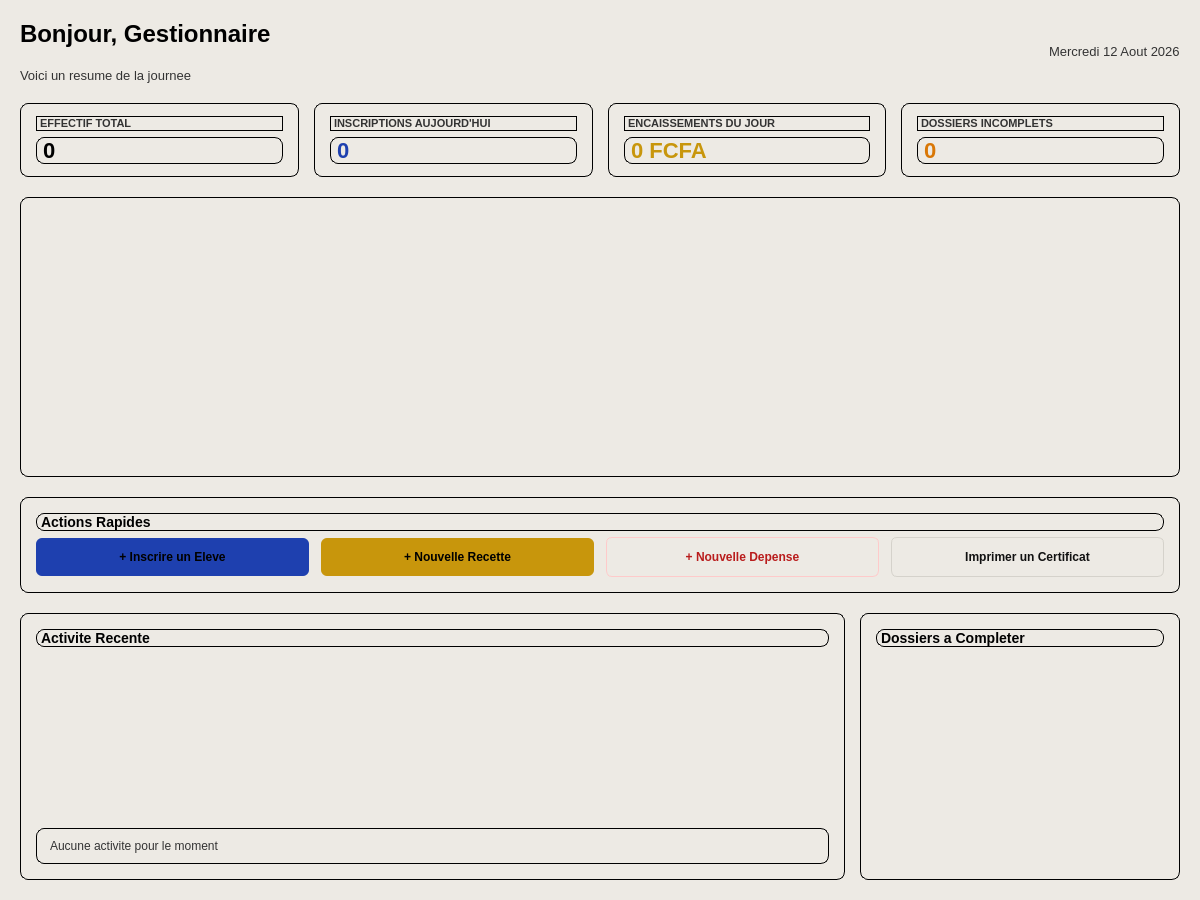
Before: the Qt Designer form ui/ui_files/dashboards/dashboard_gestionnaire.ui in laudesmassamba1-ai/Logiciel-de-gestion-scolaire, drawn with Qt 5.
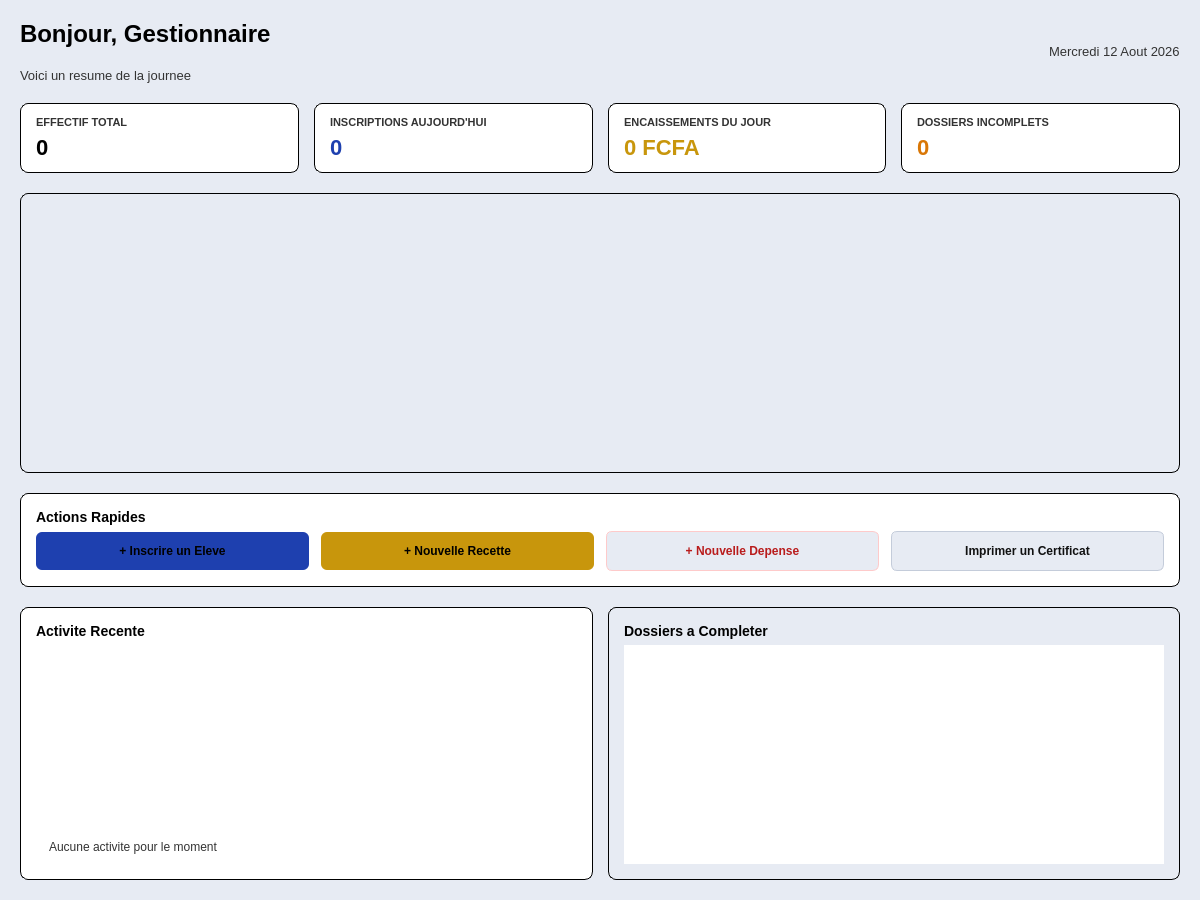
After: the same form once the commit is applied.

The edit to the form file:
```diff
--- a/ui/ui_files/dashboards/dashboard_gestionnaire.ui
+++ b/ui/ui_files/dashboards/dashboard_gestionnaire.ui
@@ -13,9 +13,7 @@
   <property name="windowTitle">
    <string>Espace Gestionnaire</string>
   </property>
-  <property name="styleSheet">
-   <string>background-color: #EDEAE4; font-family: 'Segoe UI', sans-serif;</string>
-  </property>
+<property name="styleSheet"><string>QWidget#PageGestionnaire { background-color: #E7EBF3; font-family: 'Segoe UI', sans-serif; }</string></property>
   <layout class="QVBoxLayout" name="mainLayout">
    <property name="spacing">
     <number>20</number>
@@ -90,9 +88,7 @@
      </property>
      <item>
       <widget class="QFrame" name="card_effectifs">
-       <property name="styleSheet">
-        <string>background-color: transparent; color: #000000; border: 1px solid #000000; border-radius: 8px;</string>
-       </property>
+       <property name="styleSheet"><string>QFrame#card_effectifs { background-color: #FFFFFF; color: #000000; border: 1px solid #000000; border-radius: 8px; }</string></property>
        <layout class="QVBoxLayout" name="layout_card_effectifs">
         <property name="leftMargin">
          <number>15</number>
@@ -131,9 +127,7 @@
      </item>
      <item>
       <widget class="QFrame" name="card_inscriptions_jour">
-       <property name="styleSheet">
-        <string>background-color: transparent; color: #000000; border: 1px solid #000000; border-radius: 8px;</string>
-       </property>
+       <property name="styleSheet"><string>QFrame#card_inscriptions_jour { background-color: #FFFFFF; color: #000000; border: 1px solid #000000; border-radius: 8px; }</string></property>
        <layout class="QVBoxLayout" name="layout_card_inscriptions">
         <property name="leftMargin">
          <number>15</number>
@@ -172,9 +166,7 @@
      </item>
      <item>
       <widget class="QFrame" name="card_caisse_jour">
-       <property name="styleSheet">
-        <string>background-color: transparent; color: #000000; border: 1px solid #000000; border-radius: 8px;</string>
-       </property>
+       <property name="styleSheet"><string>QFrame#card_caisse_jour { background-color: #FFFFFF; color: #000000; border: 1px solid #000000; border-radius: 8px; }</string></property>
        <layout class="QVBoxLayout" name="layout_card_caisse">
         <property name="leftMargin">
          <number>15</number>
@@ -213,9 +205,7 @@
      </item>
      <item>
       <widget class="QFrame" name="card_taches">
-       <property name="styleSheet">
-        <string>background-color: transparent; color: #000000; border: 1px solid #000000; border-radius: 8px;</string>
-       </property>
+       <property name="styleSheet"><string>QFrame#card_taches { background-color: #FFFFFF; color: #000000; border: 1px solid #000000; border-radius: 8px; }</string></property>
        <layout class="QVBoxLayout" name="layout_card_taches">
         <property name="leftMargin">
          <number>15</number>
@@ -262,9 +252,7 @@
        <height>280</height>
       </size>
      </property>
-     <property name="styleSheet">
-      <string>background-color: transparent; color: #000000; border: 1px solid #000000; border-radius: 8px;</string>
-     </property>
+<property name="styleSheet"><string>QFrame#container_chart_statuts { background-color: transparent; color: #000000; border: 1px solid #000000; border-radius: 8px; }</string></property>
      <layout class="QVBoxLayout" name="layout_chart_statuts">
       <property name="leftMargin"><number>15</number></property>
       <property name="topMargin"><number>12</number></property>
@@ -275,9 +263,7 @@
    </item>
    <item>
     <widget class="QFrame" name="card_actions_rapides">
-     <property name="styleSheet">
-      <string>background-color: transparent; color: #000000; border: 1px solid #000000; border-radius: 8px;</string>
-     </property>
+     <property name="styleSheet"><string>QFrame#card_actions_rapides { background-color: #FFFFFF; color: #000000; border: 1px solid #000000; border-radius: 8px; }</string></property>
      <layout class="QVBoxLayout" name="layout_actions_rapides">
       <property name="leftMargin">
        <number>15</number>
@@ -338,7 +324,7 @@
            <cursorShape>PointingHandCursor</cursorShape>
           </property>
           <property name="styleSheet">
-           <string>background-color: #EDEAE4; color: #B91C1C; border: 1px solid #FECACA; border-radius: 6px; padding: 12px; font-weight: bold;</string>
+           <string>background-color: #E7EBF3; color: #B91C1C; border: 1px solid #FECACA; border-radius: 6px; padding: 12px; font-weight: bold;</string>
           </property>
           <property name="text">
            <string>+ Nouvelle Depense</string>
@@ -351,7 +337,7 @@
            <cursorShape>PointingHandCursor</cursorShape>
           </property>
           <property name="styleSheet">
-           <string>background-color: #EDEAE4; color: #111111; border: 1px solid #D5D2CB; border-radius: 6px; padding: 12px; font-weight: bold;</string>
+           <string>background-color: #E7EBF3; color: #111111; border: 1px solid #C4CCDA; border-radius: 6px; padding: 12px; font-weight: bold;</string>
           </property>
           <property name="text">
            <string>Imprimer un Certificat</string>
@@ -370,9 +356,7 @@
      </property>
      <item>
       <widget class="QFrame" name="card_activite">
-       <property name="styleSheet">
-        <string>background-color: transparent; color: #000000; border: 1px solid #000000; border-radius: 8px;</string>
-       </property>
+       <property name="styleSheet"><string>QFrame#card_activite { background-color: #FFFFFF; color: #000000; border: 1px solid #000000; border-radius: 8px; }</string></property>
        <layout class="QVBoxLayout" name="layout_activite">
         <property name="leftMargin">
          <number>15</number>
@@ -398,9 +382,7 @@
         </item>
         <item>
          <widget class="QListWidget" name="list_activite_recente">
-          <property name="styleSheet">
-           <string>border: none; font-size: 13px;</string>
-          </property>
+<property name="styleSheet"><string>QListWidget#list_activite_recente { border: none; font-size: 13px; }</string></property>
          </widget>
         </item>
         <item>
@@ -423,19 +405,11 @@
       <widget class="QFrame" name="card_dossiers_incomplets">
        <property name="minimumSize">
         <size>
-         <width>320</width>
+         <width>240</width>
          <height>0</height>
         </size>
        </property>
-       <property name="maximumSize">
-        <size>
-         <width>320</width>
-         <height>16777215</height>
-        </size>
-       </property>
-       <property name="styleSheet">
-        <string>background-color: transparent; color: #000000; border: 1px solid #000000; border-radius: 8px;</string>
-       </property>
+<property name="styleSheet"><string>QFrame#card_dossiers_incomplets { background-color: transparent; color: #000000; border: 1px solid #000000; border-radius: 8px; }</string></property>
        <layout class="QVBoxLayout" name="layout_dossiers">
         <property name="leftMargin">
          <number>15</number>
@@ -461,9 +435,7 @@
         </item>
         <item>
          <widget class="QListWidget" name="list_dossiers_incomplets">
-          <property name="styleSheet">
-           <string>border: none; font-size: 13px;</string>
-          </property>
+<property name="styleSheet"><string>QListWidget#list_dossiers_incomplets { border: none; font-size: 13px; }</string></property>
          </widget>
         </item>
        </layout>
```
